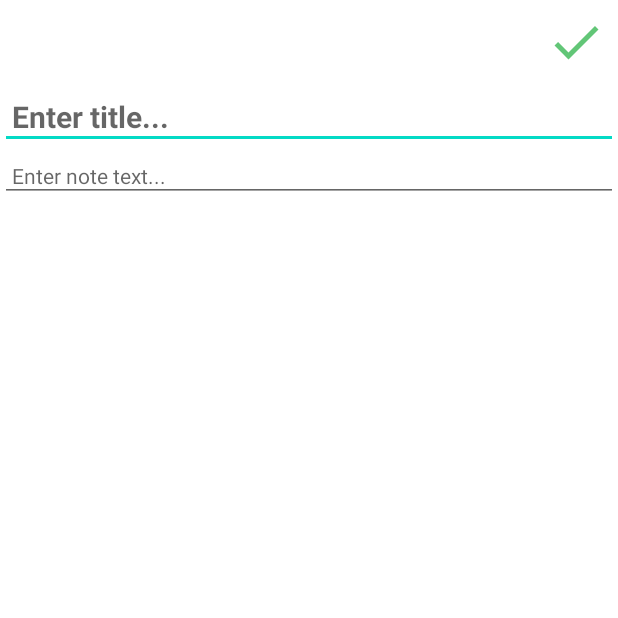
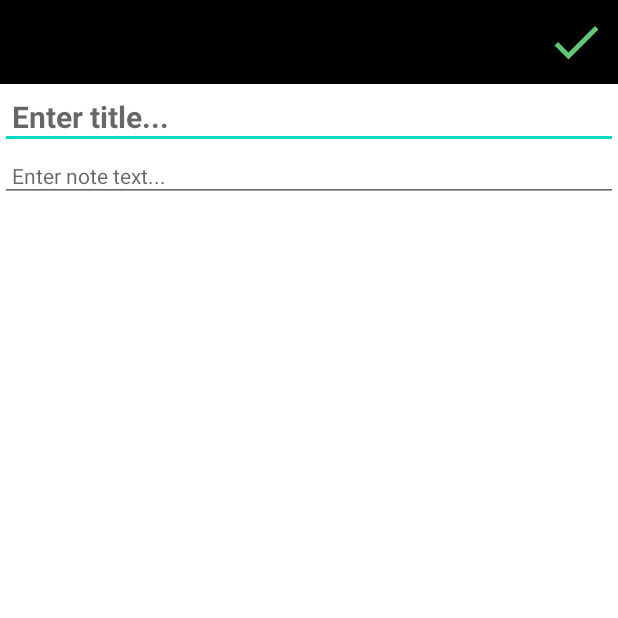
Before and after one commit to tara-pogancev/android-note-app, an Android app: the screen it shows after launch (NotesTakerActivity), after a tap on "Add new note", on a phone screen of 412 x 824 dp, the top half of it. Run offline under Robolectric (Android 15) with nearby library versions, the phone set to English and light mode, and no system bars; our stand-ins replace Room's generated code.

Commit message:
feat: edit and pin notes

```diff
--- a/Notes By Cats/app/src/main/java/com/tarapogancev/notesbycats/NoteClickListener.kt
+++ b/Notes By Cats/app/src/main/java/com/tarapogancev/notesbycats/NoteClickListener.kt
@@ -6,7 +6,7 @@ import com.tarapogancev.notesbycats.model.Note;
 
 interface NoteClickListener {
 
-    fun onClick(note: Note): Void;
-    fun onLongClick(note: Note, cardView: CardView): Void;
+    fun onClick(note: Note);
+    fun onLongClick(note: Note, cardView: CardView);
 
 }
--- a/Notes By Cats/app/src/main/java/com/tarapogancev/notesbycats/NotesTakerActivity.kt
+++ b/Notes By Cats/app/src/main/java/com/tarapogancev/notesbycats/NotesTakerActivity.kt
@@ -28,6 +28,17 @@ class NotesTakerActivity : AppCompatActivity() {
         editText_text = findViewById(R.id.editText_text)
         editText_title = findViewById(R.id.editText_title)
 
+        var isOldNote: Boolean = false
+        var note: Note =  Note()
+        try {
+            note = intent.getSerializableExtra("old_note") as Note
+            editText_text.setText(note.text)
+            editText_title.setText(note.title)
+            isOldNote = true
+        } catch (e: Exception) {
+            e.printStackTrace()
+        }
+
         imageView_save.setOnClickListener(object : View.OnClickListener {
             override fun onClick(p0: View?) {
                 var title: String = editText_title.text.toString()
@@ -40,10 +51,12 @@ class NotesTakerActivity : AppCompatActivity() {
                     var formatter: SimpleDateFormat = SimpleDateFormat("EEE, dd/MM/yyyy, HH:mm a")
                     var date: Date = Date()
 
-                    note = Note()
+                    if (!isOldNote) {
+                        note = Note()
+                    }
                     note.title = title
                     note.text = text
-                    note.timestamp = formatter.format(date)
+                    note.timestamp = "Edited: " + formatter.format(date)
 
                     val intent: Intent = Intent()
                     intent.putExtra("note", note)
--- a/Notes By Cats/app/src/main/java/com/tarapogancev/notesbycats/adapter/NoteListAdapter.java
+++ b/Notes By Cats/app/src/main/java/com/tarapogancev/notesbycats/adapter/NoteListAdapter.java
@@ -74,6 +74,7 @@ public class NoteListAdapter extends RecyclerView.Adapter<NotesViewHolder> {
     public int getItemCount() {
         return list.size();
     }
+
 }
 
 class NotesViewHolder extends RecyclerView.ViewHolder {
@@ -91,7 +92,5 @@ class NotesViewHolder extends RecyclerView.ViewHolder {
         textView_note = itemView.findViewById(R.id.textView_note);
         textView_date = itemView.findViewById(R.id.textView_date);
         imageView_pin = itemView.findViewById(R.id.imageView_pin);
-
-
     }
 }
--- a/Notes By Cats/app/src/main/java/com/tarapogancev/notesbycats/database/MainDAO.kt
+++ b/Notes By Cats/app/src/main/java/com/tarapogancev/notesbycats/database/MainDAO.kt
@@ -22,5 +22,7 @@ interface MainDAO {
     @Delete
     fun delete(note: Note): Void
 
+    @Query("UPDATE notes SET pinned= :pinned WHERE id = :id")
+    fun updatePinned(id: Int, pinned: Boolean): Void
 
 }
--- a/Notes By Cats/app/src/main/res/layout/activity_notes_taker.xml
+++ b/Notes By Cats/app/src/main/res/layout/activity_notes_taker.xml
@@ -10,7 +10,8 @@
     <androidx.appcompat.widget.Toolbar
         android:id="@+id/toolbar_notes"
         app:title="@string/app_name"
-
+        app:titleTextColor="@color/white"
+        android:background="@color/black"
         android:layout_width="match_parent"
         android:layout_height="?attr/actionBarSize">
 
--- /dev/null
+++ b/Notes By Cats/app/src/main/res/menu/popup_menu.xml
@@ -0,0 +1,11 @@
+<?xml version="1.0" encoding="utf-8"?>
+<menu xmlns:android="http://schemas.android.com/apk/res/android">
+    <item
+        android:id="@+id/pin"
+        android:title="Pin/Unpin"
+        />
+    <item
+        android:id="@+id/delete"
+        android:title="Delete"/>
+
+</menu>
```
Also changed, not shown: Notes By Cats/app/src/main/java/com/tarapogancev/notesbycats/MainActivity.kt (+84 -6 lines), Notes By Cats/app/src/main/res/layout/activity_main.xml (+11 -0 lines).
